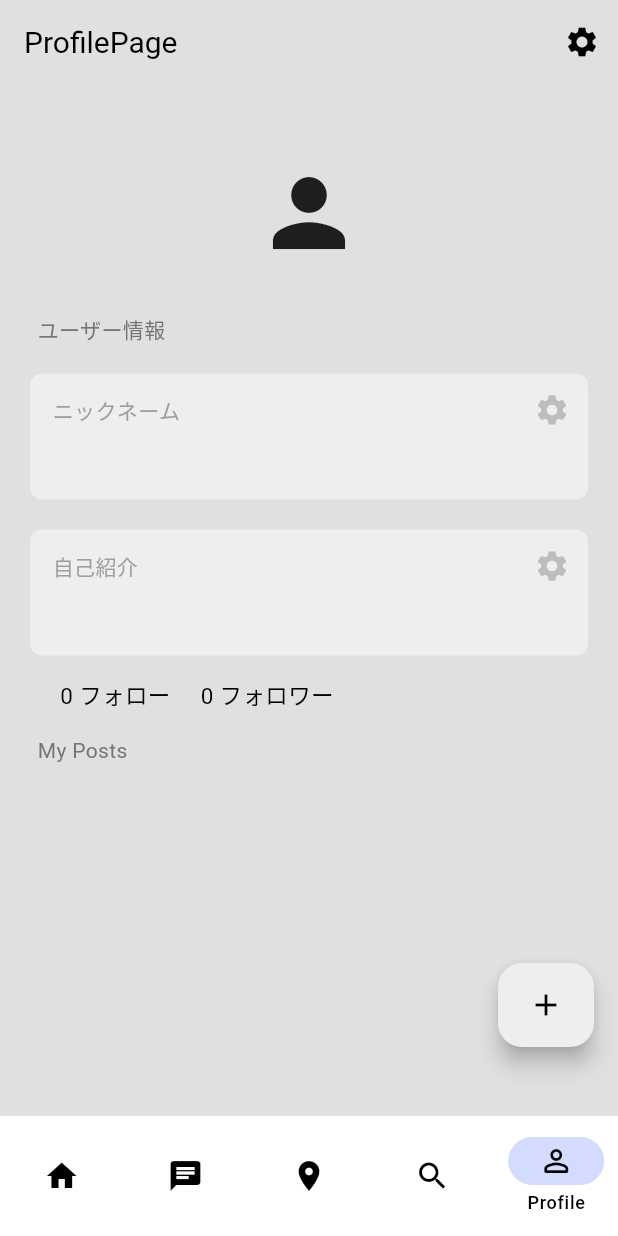
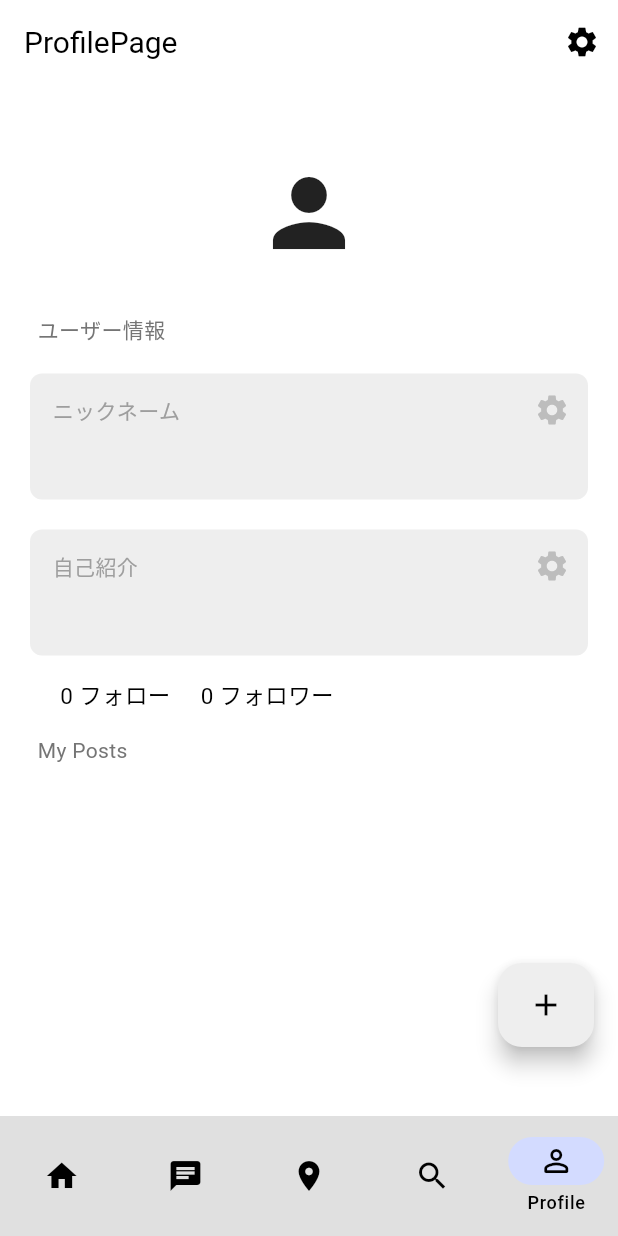
Before and after one commit to boywithdv/location_social_media, a Flutter app: the screen it shows once a user with an empty profile is signed in, on a phone screen of 412 x 824 dp. Run offline on Flutter 3.47's test engine with Material 3 defaults, Android fonts, the phone set to English and light mode, and no system bars; our stand-ins replace cloud_firestore, firebase_auth, firebase_core, go_router, table_calendar; accounts and stored records are empty.

Commit message:
feat: flutter upgradeによるcolorSchemeのbackgroundの変更

```diff
--- a/lib/theme/light_theme.dart
+++ b/lib/theme/light_theme.dart
@@ -9,7 +9,7 @@ ThemeData lightTheme = ThemeData(
       titleTextStyle: TextStyle(color: Colors.black, fontSize: 20),
     ),
     colorScheme: ColorScheme.light(
-      background: Colors.grey[300]!,
+      surface: Colors.grey[300]!,
       primary: Colors.grey[200]!,
       secondary: Colors.grey[300]!,
       onPrimary: Colors.black,
```
